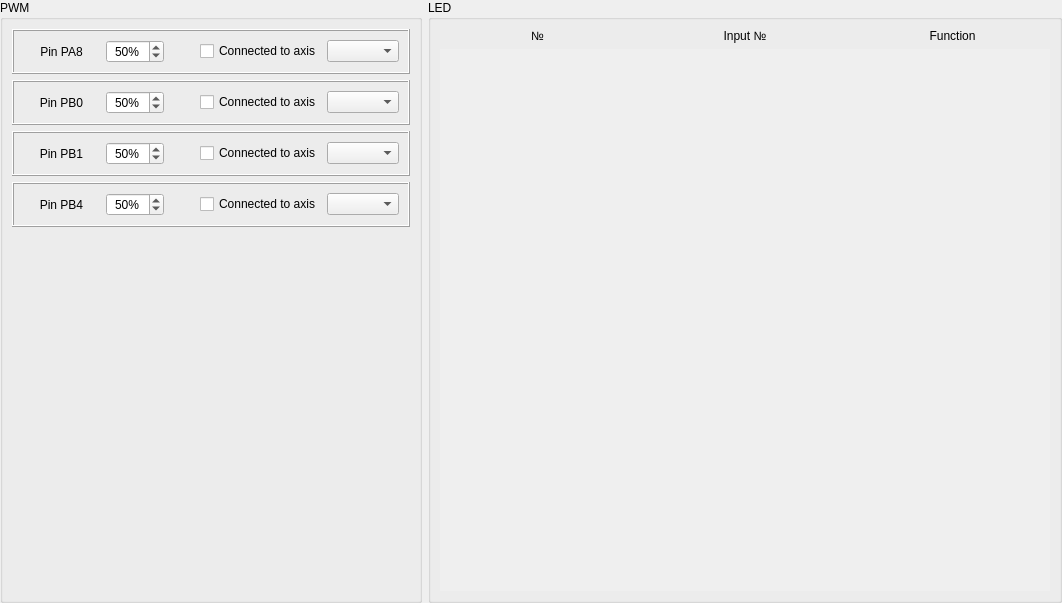
This is src/widgets/led/ledconfig.ui in invictuscockpits/HOTASConfigurator as Qt 5 draws it before an edit. The edited form follows.
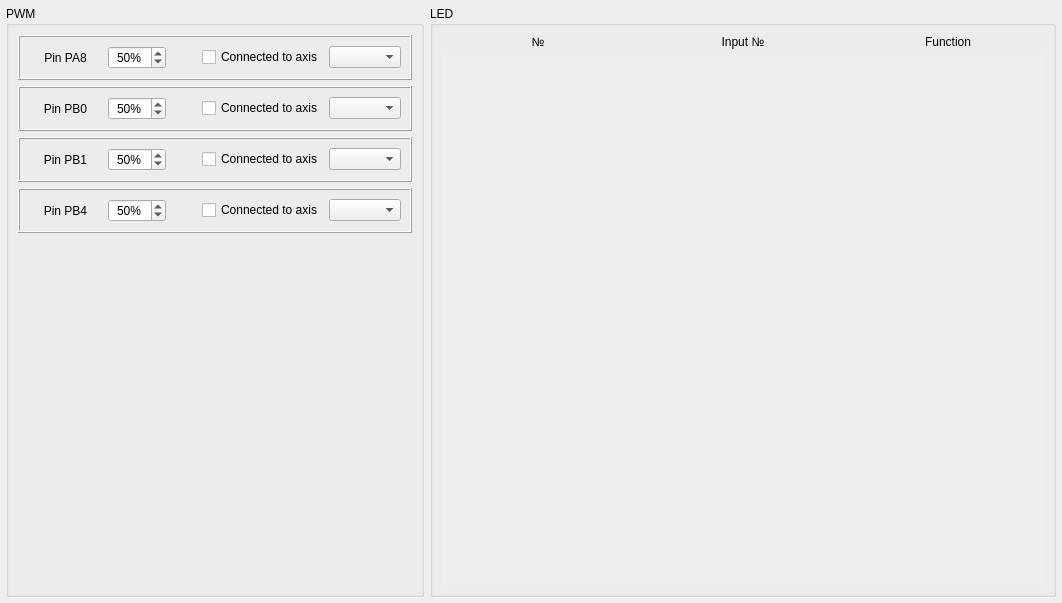
This is the edited form.

```diff
--- a/src/widgets/led/ledconfig.ui
+++ b/src/widgets/led/ledconfig.ui
@@ -15,16 +15,16 @@
   </property>
   <layout class="QHBoxLayout" name="horizontalLayout" stretch="2,3">
    <property name="leftMargin">
-    <number>0</number>
+    <number>6</number>
    </property>
    <property name="topMargin">
-    <number>0</number>
+    <number>6</number>
    </property>
    <property name="rightMargin">
-    <number>0</number>
+    <number>6</number>
    </property>
    <property name="bottomMargin">
-    <number>0</number>
+    <number>6</number>
    </property>
    <item>
     <widget class="QGroupBox" name="groupBox">
@@ -353,8 +353,8 @@
           <rect>
            <x>0</x>
            <y>0</y>
-           <width>610</width>
-           <height>544</height>
+           <width>614</width>
+           <height>555</height>
           </rect>
          </property>
          <layout class="QVBoxLayout" name="layoutV_LED">
```
Left out of the diff: 50 changed lines with no effect on the pictures.
